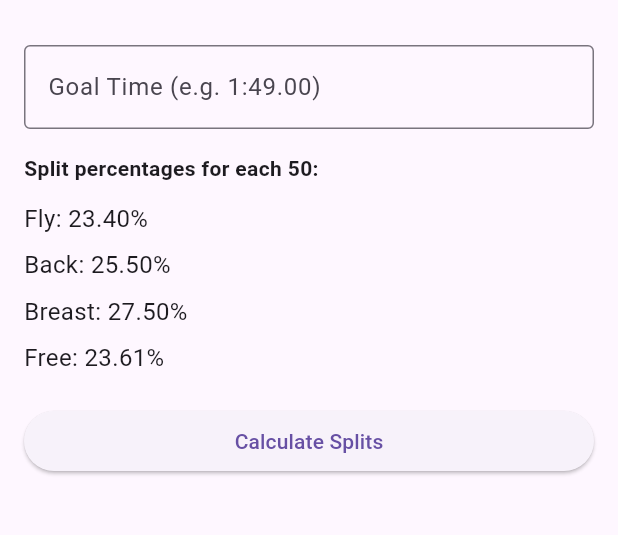
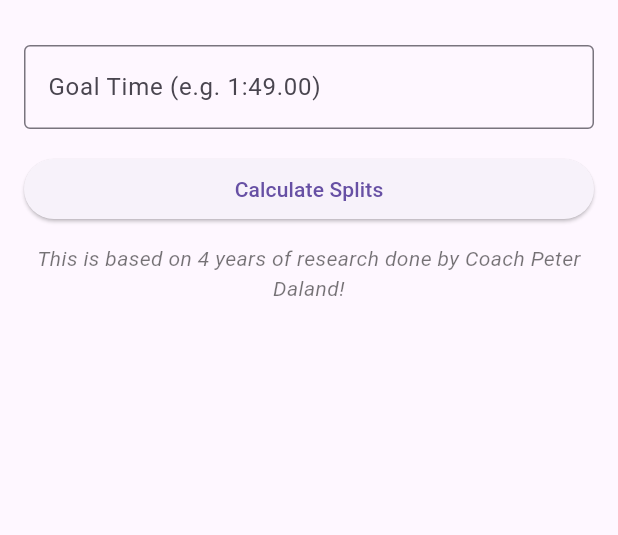
Before and after one commit to isabelleashapiro/mo_200im_calculator, a Flutter app: the screen it shows after launch, on a phone screen of 412 x 824 dp, the part 63-598 px from its top. Run offline on Flutter 3.47's test engine with Material 3 defaults, Android fonts, the phone set to English and light mode, and no system bars.

Commit message:
changed layout

```diff
--- a/lib/main.dart
+++ b/lib/main.dart
@@ -28,7 +28,7 @@ class _SplitCalculatorState extends State<SplitCalculator> {
   final TextEditingController _goalTimeController = TextEditingController();
   List<String> _results = [];
 
-  // Fixed percentage values (same as before)
+  // Fixed split percentages (hidden from UI)
   final List<double> _fixedPercents = [23.4, 25.5, 27.5, 23.61];
   final List<String> _strokes = ["Fly", "Back", "Breast", "Free"];
 
@@ -88,24 +88,19 @@ class _SplitCalculatorState extends State<SplitCalculator> {
               ),
             ),
             const SizedBox(height: 16),
-            const Text(
-              "Split percentages for each 50:",
-              style: TextStyle(fontWeight: FontWeight.bold),
-            ),
-            const SizedBox(height: 8),
-            // Display fixed percentages instead of editable fields
-            for (int i = 0; i < _strokes.length; i++)
-              Padding(
-                padding: const EdgeInsets.symmetric(vertical: 4),
-                child: Text(
-                  "${_strokes[i]}: ${_fixedPercents[i].toStringAsFixed(2)}%",
-                  style: const TextStyle(fontSize: 16),
-                ),
-              ),
-            const SizedBox(height: 16),
             ElevatedButton(
               onPressed: _calculate,
               child: const Text("Calculate Splits"),
+            ),
+            const SizedBox(height: 12),
+            const Text(
+              "This is based on 4 years of research done by Coach Peter Daland!",
+              textAlign: TextAlign.center,
+              style: TextStyle(
+                fontSize: 14,
+                fontStyle: FontStyle.italic,
+                color: Colors.black54,
+              ),
             ),
             const SizedBox(height: 16),
             if (_results.isNotEmpty)
```
Also changed, not shown: 3 other files.
